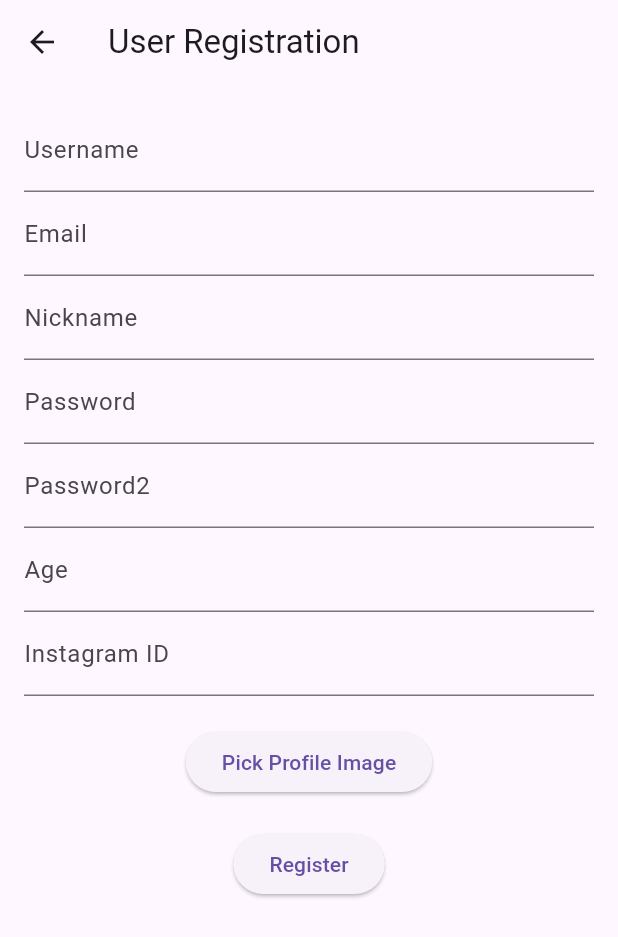
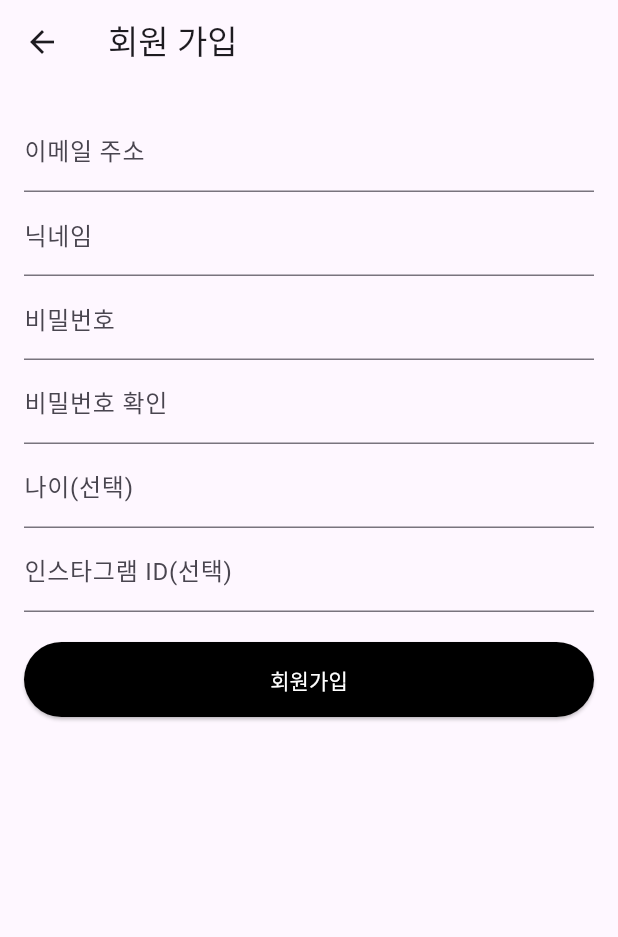
Before and after one commit to Recircle2000/Autolookbook_FE, a Flutter app: the AddAccountPage screen opened by its route, on a phone screen of 412 x 824 dp. Shown: the top 937 px of the screen. Run offline on Flutter 3.47's test engine with Material 3 defaults, Android fonts, the phone set to English and light mode, and no system bars; our stand-ins replace connectivity_plus, dio, file_picker, flutter_secure_storage, geolocator, salomon_bottom_bar and 1 more; accounts and stored records are empty.

Commit message:
로그인 / 회원가입 기능 1차 수정

```diff
--- a/lib/page/add_account_page.dart
+++ b/lib/page/add_account_page.dart
@@ -17,20 +17,23 @@ class AddAccountPage extends StatefulWidget {
 }
 
 class _AddAccountPageState extends State<AddAccountPage> {
-  TextEditingController _usernameController = TextEditingController();
   TextEditingController _emailController = TextEditingController();
   TextEditingController _nicknameController = TextEditingController();
   TextEditingController _passwordController = TextEditingController();
   TextEditingController _password2Controller = TextEditingController();
-  TextEditingController _ageController = TextEditingController();
-  TextEditingController _instagramIdController = TextEditingController();
-  late File _profileImage;
+  TextEditingController _ageController = TextEditingController(text : '');
+  TextEditingController _instagramIdController = TextEditingController(text : '');
+  FocusNode _nicknameFocusNode = FocusNode();
+  FocusNode _passwordFocusNode = FocusNode();
+  FocusNode _password2FocusNode = FocusNode();
+  FocusNode _ageFocusNode = FocusNode();
+  FocusNode _instagramIdFocusNode = FocusNode();
 
   @override
   Widget build(BuildContext context) {
     return Scaffold(
       appBar: AppBar(
-        title: Text('User Registration'),
+        title: Text('회원 가입'),
       ),
       body: Padding(
         padding: EdgeInsets.all(16.0),
@@ -38,36 +41,72 @@ class _AddAccountPageState extends State<AddAccountPage> {
           child: Column(
             children: [
               TextFormField(
-                controller: _usernameController,
-                decoration: InputDecoration(labelText: 'Username'),
+                controller: _emailController,
+                keyboardType: TextInputType.emailAddress,
+                textInputAction: TextInputAction.next,
+                onFieldSubmitted: (_) {
+                  FocusScope.of(context).requestFocus(_nicknameFocusNode);
+                },
+                decoration: InputDecoration(labelText: '이메일 주소'),
               ),
               TextFormField(
-                controller: _emailController,
-                decoration: InputDecoration(labelText: 'Email'),
+                focusNode: _nicknameFocusNode,
+                controller: _nicknameController,
+                textInputAction: TextInputAction.next,
+                onFieldSubmitted: (_) {
+                  FocusScope.of(context).requestFocus(_passwordFocusNode);
+                },
+                decoration: InputDecoration(labelText: '닉네임'),
               ),
               TextFormField(
-                controller: _nicknameController,
-                decoration: InputDecoration(labelText: 'Nickname'),
-              ),
-              TextFormField(
+                focusNode: _passwordFocusNode,
                 controller: _passwordController,
-                decoration: InputDecoration(labelText: 'Password'),
+                textInputAction: TextInputAction.next,
+                onFieldSubmitted: (_) {
+                  FocusScope.of(context).requestFocus(_password2FocusNode);
+                },
+                decoration: InputDecoration(labelText: '비밀번호'),
                 obscureText: true,
               ),
               TextFormField(
+                focusNode: _password2FocusNode,
                 controller: _password2Controller,
-                decoration: InputDecoration(labelText: 'Password2'),
+                textInputAction: TextInputAction.next,
+                onFieldSubmitted: (_) {
+                  FocusScope.of(context).requestFocus(_ageFocusNode);
+                },
+                decoration: InputDecoration(labelText: '비밀번호 확인'),
                 obscureText: true,
               ),
               TextFormField(
+                focusNode: _ageFocusNode,
                 controller: _ageController,
-                decoration: InputDecoration(labelText: 'Age'),
+                keyboardType: TextInputType.number,
+                textInputAction: TextInputAction.next,
+                onFieldSubmitted: (_) {
+                  FocusScope.of(context).requestFocus(_instagramIdFocusNode);
+                },
+                decoration: InputDecoration(labelText: '나이(선택)'),
               ),
               TextFormField(
+                focusNode: _instagramIdFocusNode,
                 controller: _instagramIdController,
-                decoration: InputDecoration(labelText: 'Instagram ID'),
+                textInputAction: TextInputAction.done,
+                onFieldSubmitted: (_) {
+                  addUser(
+                    context,
+                    _passwordController.text,
+                    _password2Controller.text,
+                    _nicknameController.text,
+                    _instagramIdController.text,
+                    _ageController.text,
+                    _emailController.text,
+                    /*_profileImage as File,*/
+                  );
+                },
+                decoration: InputDecoration(labelText: '인스타그램 ID(선택)'),
               ),
-              SizedBox(height: 20),
+              /*SizedBox(height: 20),
               ElevatedButton(
                 onPressed: () async {
                   FilePickerResult? result = await FilePicker.platform.pickFiles();
@@ -79,24 +118,28 @@ class _AddAccountPageState extends State<AddAccountPage> {
                 },
 
                 child: Text('Pick Profile Image'),
-              ),
+              ),*/
               SizedBox(height: 20),
               ElevatedButton(
+                style: ButtonStyle(
+                  backgroundColor: MaterialStateProperty.all<Color>(Colors.black),
+                  foregroundColor: MaterialStateProperty.all<Color>(Colors.white),
+                  minimumSize: MaterialStateProperty.all<Size>(Size(double.infinity, 50)),
+                ),
                 onPressed: () {
                   // Call the addUser function with the provided data
                   addUser(
                     context,
-                    _usernameController.text,
                     _passwordController.text,
                     _password2Controller.text,
                     _nicknameController.text,
                     _instagramIdController.text,
                     _ageController.text,
                     _emailController.text,
-                    _profileImage as File,
+                    /*_profileImage as File,*/
                   );
                 },
-                child: Text('Register'),
+                child: Text('회원가입'),
               ),
             ],
           ),
--- a/lib/router/routers.dart
+++ b/lib/router/routers.dart
@@ -1,9 +1,9 @@
 import 'package:flutter/material.dart';
 
 import 'package:autolookbook/page/add_account_page.dart';
-import 'package:autolookbook/page/mainpage.dart';
+import 'package:autolookbook/page/navBarPage.dart';
 
 final routes = {
-  '/': (BuildContext context) => HomePage(),
+  '/': (BuildContext context) => NavBarPage(),
   '/account': (BuildContext context) => AddAccountPage(),
 };
--- a/pubspec.yaml
+++ b/pubspec.yaml
@@ -43,6 +43,7 @@ dependencies:
   connectivity_plus: ^2.3.5
   file_picker: ^8.0.3
   dio: ^5.4.3+1
+  geolocator: ^11.0.0
 
 
 dev_dependencies:
```
Also changed, not shown: lib/model/getLocation.dart (added, +112 -0 lines), lib/model/user_join.dart (+30 -19 lines), lib/model/user_login.dart (+42 -4 lines), lib/page/login_page.dart (+54 -8 lines), lib/page/login_page2.dart (+17 -2 lines), lib/page/mainPage.dart (added, +52 -0 lines), lib/page/navBarPage.dart (renamed from lib/page/mainpage.dart, +10 -10 lines), lib/widget/home_body_widget.dart (+10 -5 lines), lib/widget/login_snackbar.dart (+30 -4 lines), pubspec.lock, 3 other files.
